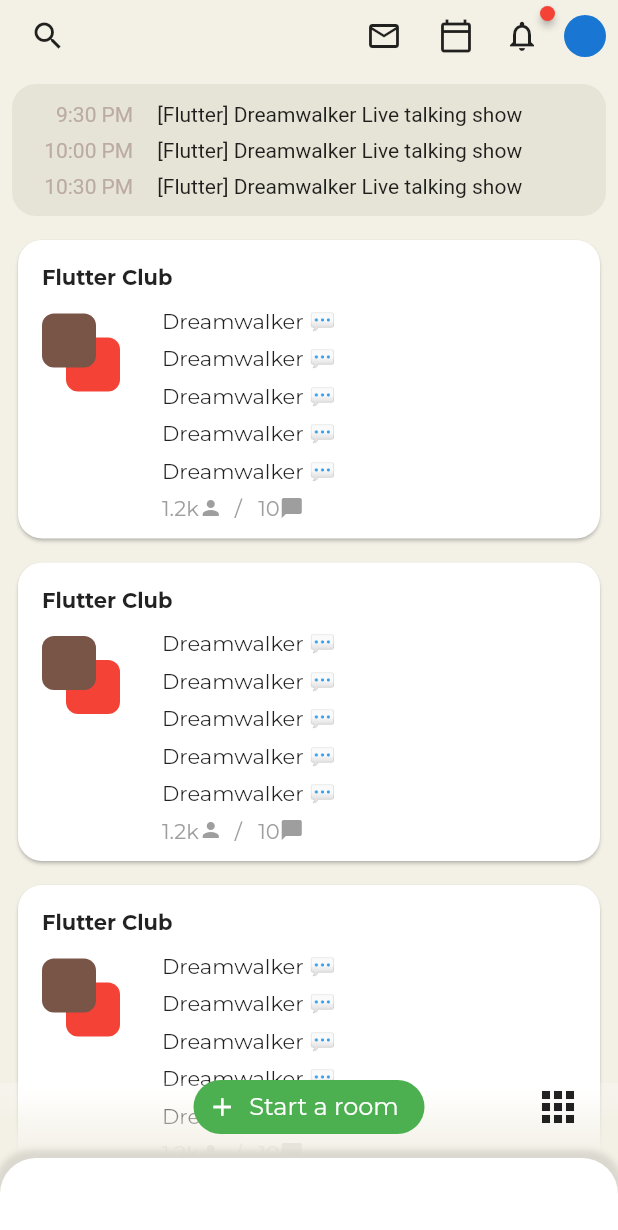
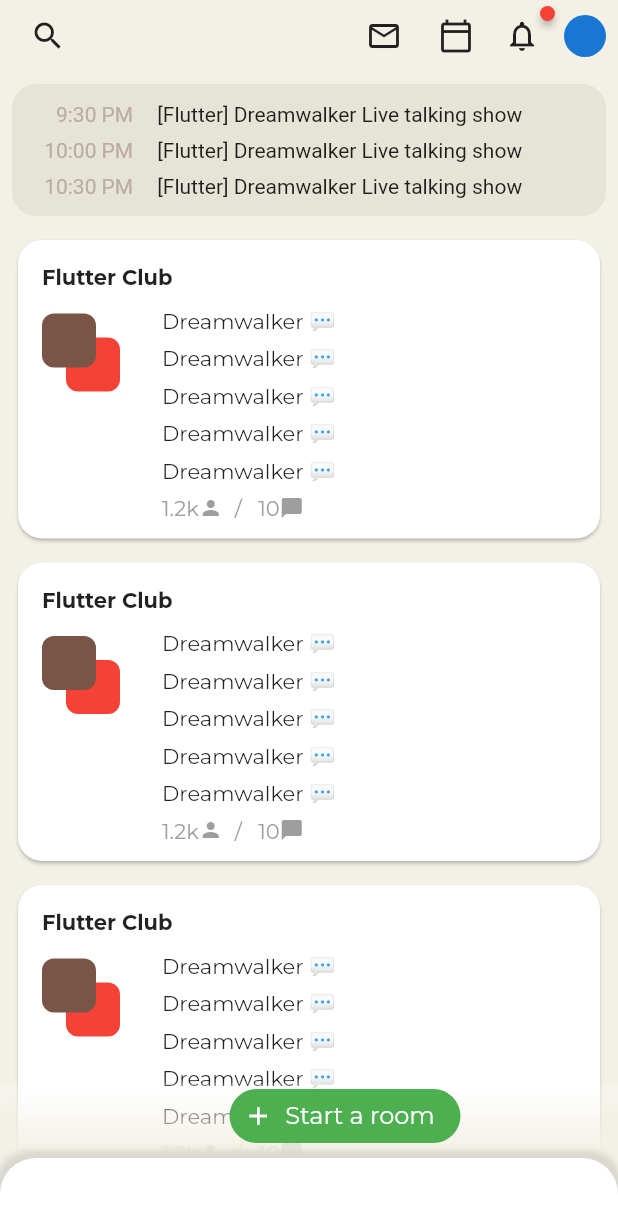
Before and after one commit to JAICHANGPARK/flutter_notebook_11th_story, a Flutter app: the screen it shows after launch, on a phone screen of 412 x 824 dp. Shown: the top 1230 px of the screen. Run offline on Flutter 3.47's test engine with Material 2 defaults, Android fonts, the phone set to English and light mode, and no system bars; drawn by our look-alikes of badges, flutter_inner_drawer; our stand-ins replace backdrop, google_fonts.

Commit message:
Update clubhouse_home_page.dart

```diff
--- a/lib/ep701_clubhouse/ui/clubhouse_home_page.dart
+++ b/lib/ep701_clubhouse/ui/clubhouse_home_page.dart
@@ -478,13 +478,13 @@ bool isToggle = false;
                             ),
                           ),
                           Spacer(),
-                          IconButton(
+                          isToggle ? IconButton(
                             icon: Icon(Icons.apps),
                             onPressed: () {
                               _toggle();
                             },
                             iconSize: 32,
-                          )
+                          ):Container(),
                         ],
                       ),
                     ),
```
